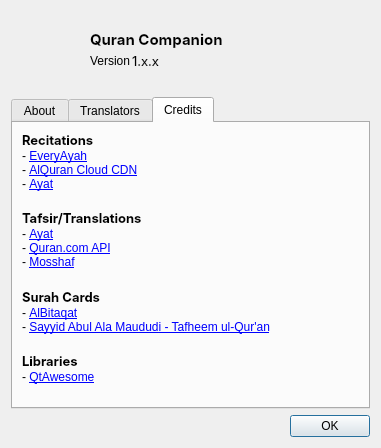
0xzer0x/quran-companion, file src/dialogs/aboutdialog.ui: the form before one commit.
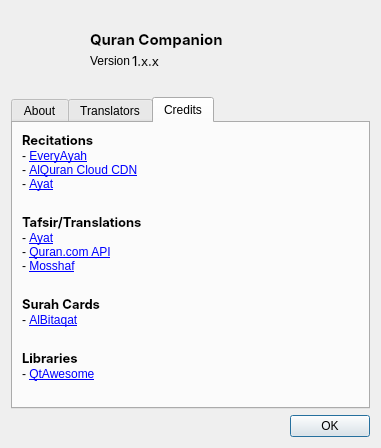
The form after the commit. The open tabs and pages were chosen to show the change. Icons and pictures are not drawn.

Commit message: refactor: remove old bitaqat source

```diff
--- a/src/dialogs/aboutdialog.ui
+++ b/src/dialogs/aboutdialog.ui
@@ -494,8 +494,6 @@
           <widget class="QLabel" name="label_19">
            <property name="text">
             <string notr="true">- &lt;a href=&quot;https://albitaqat.com&quot;&gt;AlBitaqat&lt;/a&gt;
-&lt;br/&gt;
-- &lt;a href=&quot;https://api-docs.quran.com&quot;&gt;Sayyid Abul Ala Maududi - Tafheem ul-Qur'an&lt;/a&gt;
 
 </string>
            </property>
```
Left out of the diff: 2 changed lines with no effect on the pictures.
